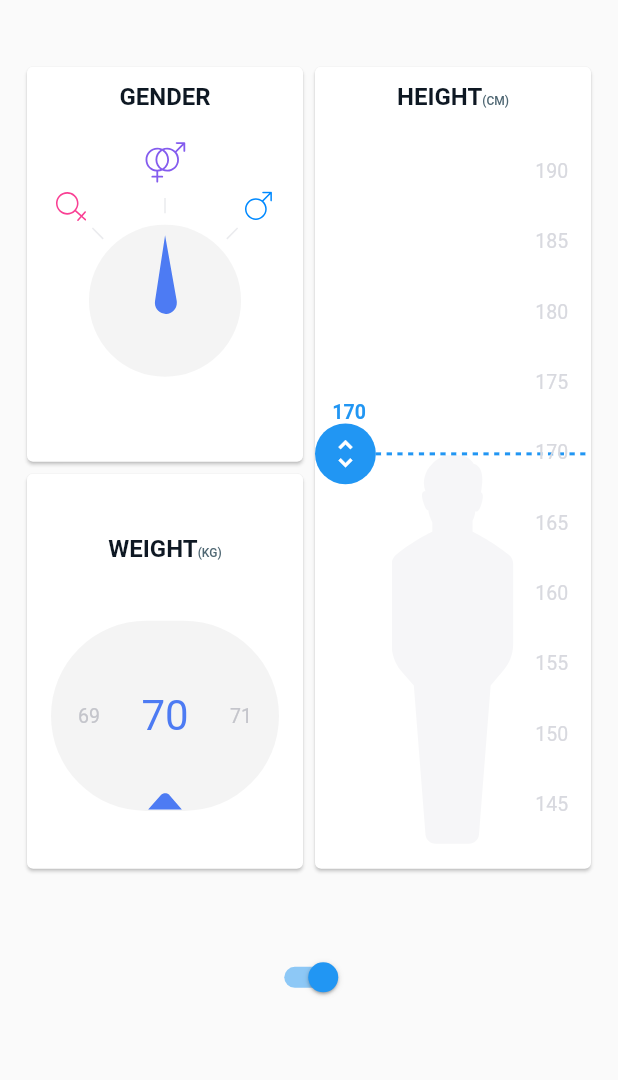
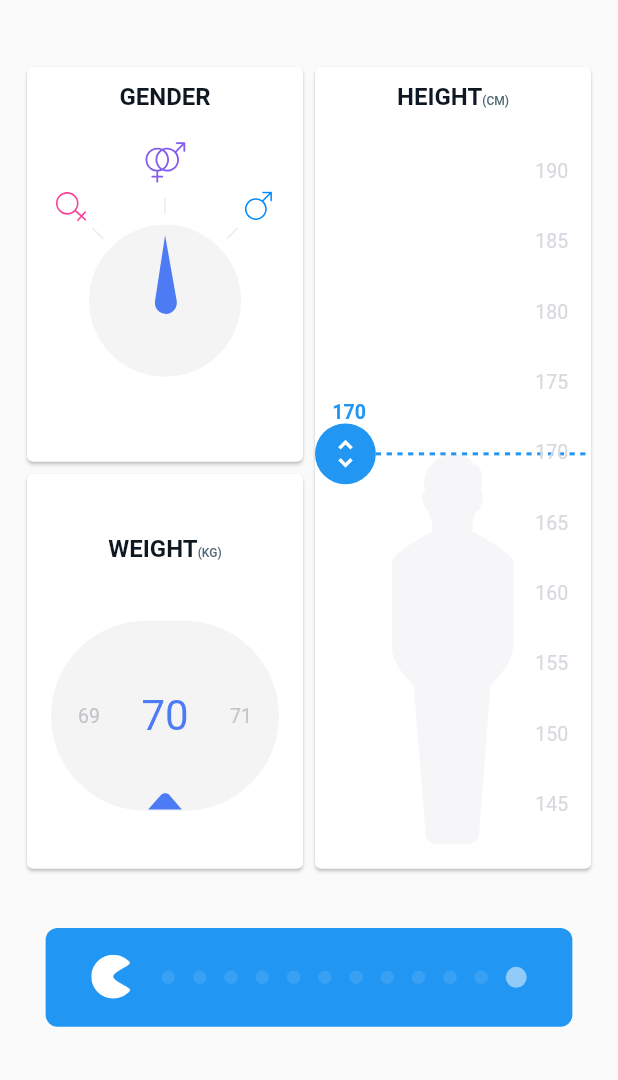
Before and after one commit to sxillocc/Hands-on-with-Flutter, a Flutter app: the screen it shows after launch, on a phone screen of 412 x 824 dp, the part 156-1236 px from its top. Run offline on Flutter 3.47's test engine with Material 2 defaults, Android fonts, the light colour scheme and no system bars; our stand-ins replace cloud_firestore, flutter_svg, google_maps_flutter; accounts and stored records are empty; generated files the repository leaves out were written again.

Commit message:
Complete Slider Animation Hint||Fixed Weight bug

```diff
--- a/bmi_calculator/lib/input_page/input_page.dart
+++ b/bmi_calculator/lib/input_page/input_page.dart
@@ -3,6 +3,7 @@ import 'package:bmi_calculator/widget_utils.dart' as sizeObject;
 import 'package:bmi_calculator/gender_card.dart';
 import 'package:bmi_calculator/weight_card.dart';
 import 'package:bmi_calculator/height_card.dart';
+import 'package:bmi_calculator/pacman_slider.dart';
 
 class InputPage extends StatelessWidget {
   @override
@@ -60,21 +61,21 @@ class InputPage extends StatelessWidget {
 
   Widget _buildBottom(BuildContext context){
     return Container(
-      child: Switch(value: true,onChanged: (value){ },),
+      child: PacmanSlider(),
       alignment: Alignment.center,
       height: sizeObject.ScreenAwareSize(108.0, context),
       width: double.infinity,
     );
   }
 
-  Widget _tempCard(String label){
-    return Card(
-      child: Container(
-        width: double.infinity,
-        height: double.infinity,
-        child: Text(label),
-      ),
-    );
-  }
+  // Widget _tempCard(String label){
+  //   return Card(
+  //     child: Container(
+  //       width: double.infinity,
+  //       height: double.infinity,
+  //       child: Text(label),
+  //     ),
+  //   );
+  // }
 
 }
--- /dev/null
+++ b/bmi_calculator/lib/pacman_slider.dart
@@ -0,0 +1,142 @@
+import 'package:flutter/material.dart';
+import 'package:bmi_calculator/widget_utils.dart';
+import 'package:flutter_svg/svg.dart';
+import 'dart:math' as math;
+
+class PacmanSlider extends StatefulWidget {
+  @override
+  _PacmanSliderState createState() => _PacmanSliderState();
+}
+
+class _PacmanSliderState extends State<PacmanSlider>
+      with TickerProviderStateMixin{
+  int numberOfDots = 11;
+  double minOpacity = 0.1;
+  double maxOpacity = 0.5;
+  AnimationController hintAnimationController;
+
+  void initState(){
+    super.initState();
+    _initHintAnimationController();
+    hintAnimationController.forward();
+  }
+
+  void dispose(){
+    hintAnimationController.dispose();
+    super.dispose();
+  }
+
+  _initHintAnimationController(){
+    hintAnimationController = AnimationController(
+      vsync: this,
+      duration: Duration(milliseconds: 1000)
+    );
+    hintAnimationController.addStatusListener((status){
+      if(status == AnimationStatus.completed){
+        Future.delayed(Duration(milliseconds: 800),(){
+          hintAnimationController.forward(from: 0);
+        });
+      }
+    });
+  }
+
+  @override
+  Widget build(BuildContext context) {
+    return Container(
+      margin: EdgeInsets.symmetric(horizontal: ScreenAwareSize(24.0, context)),
+      padding: EdgeInsets.symmetric(horizontal: ScreenAwareSize(24.0, context)),
+      height: ScreenAwareSize(52.0, context),
+      width: double.infinity,
+      child: Row(
+        children: <Widget>[
+          PacmanIcon(),
+          Expanded(child: _drawDots(),)
+        ],
+      ),
+      decoration: BoxDecoration(
+        color: Theme.of(context).primaryColor,
+        borderRadius: BorderRadius.circular(8.0)
+      ),
+    );
+  }
+
+  Widget _drawDots(){
+    return Row(
+      mainAxisAlignment: MainAxisAlignment.spaceBetween,
+      children: List.generate(numberOfDots, _generateDots)
+              ..add(Opacity(opacity: maxOpacity,child: Dot(size: 14.0))),
+    );
+  }
+
+  Widget _generateDots(int index){
+     Animation<double> animation = _initDotsAnimation(index);
+     return AnimatedBuilder(
+       animation: animation,
+       builder: (BuildContext context,Widget child){
+         return Opacity(
+           opacity: animation.value,
+           child: child,
+         );
+       },
+       child: Dot(size: 9.0),
+     );
+  }
+
+  Animation<double> _initDotsAnimation(int dotNumber){
+    double lastDotStartTime = 0.4;
+    double dotAnimationDuration = 0.6;
+    double begin = lastDotStartTime * dotNumber / numberOfDots;
+    double end = begin + dotAnimationDuration;
+
+    return SinusoidalAnimation(min: minOpacity,max: maxOpacity).animate(
+      CurvedAnimation(
+        parent: hintAnimationController,
+        curve: Interval(begin,end)
+      )
+    );
+  }
+}
+
+class SinusoidalAnimation extends Animatable<double> {
+  SinusoidalAnimation({this.min, this.max});
+
+  final double min;
+  final double max;
+
+  @override
+  double transform(double t) {
+    return min + (max - min) * math.sin(math.pi * t);
+  }
+}
+
+class Dot extends StatelessWidget {
+  final double size;
+
+  Dot({this.size, Key key}): super(key: key);
+
+  @override
+  Widget build(BuildContext context) {
+    return Container(
+      width: size,
+      height: size,
+      decoration: BoxDecoration(
+        color: Colors.white,
+        shape: BoxShape.circle
+      ),
+    );
+  }
+}
+
+class PacmanIcon extends StatelessWidget {
+  @override
+  Widget build(BuildContext context) {
+    return Padding(
+      padding: EdgeInsets.only(right: ScreenAwareSize(16.0, context)),
+      child: SvgPicture.asset(
+        "images/pacman.svg",
+        width: ScreenAwareSize(21.0, context),
+        height: ScreenAwareSize(25.0, context),
+      ),
+    );
+  }
+}
--- a/bmi_calculator/lib/weight_slider.dart
+++ b/bmi_calculator/lib/weight_slider.dart
@@ -44,7 +44,7 @@ class WeightSlider extends StatelessWidget {
                 ? new Container()
                 : GestureDetector(
                     behavior: HitTestBehavior.translucent,
-                    onTap: ()=>_animateTo(itemValue),
+                    onTap: ()=>_animateTo(itemValue,durationMillis: 50),
                     child:  FittedBox(
                       child: Text(
                         itemValue.toString(),
```
